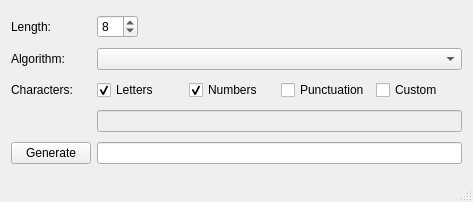
First picture: the form in mainwindow.ui, repository JacobHacker/PassGen, before the edit.
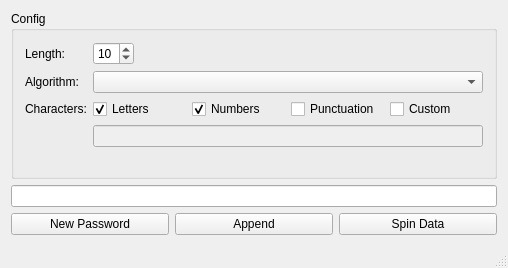
Second picture: the form after the edit.

Commit message: gui upgrade, with new features

The edit to the form file:
```diff
--- a/mainwindow.ui
+++ b/mainwindow.ui
@@ -6,8 +6,8 @@
    <rect>
     <x>0</x>
     <y>0</y>
-    <width>473</width>
-    <height>202</height>
+    <width>508</width>
+    <height>268</height>
    </rect>
   </property>
   <property name="sizePolicy">
@@ -30,42 +30,29 @@
   </property>
   <widget class="QWidget" name="centralWidget">
    <layout class="QGridLayout" name="mainGridLayout">
-    <item row="4" column="0">
-     <widget class="QPushButton" name="generateBtn">
-      <property name="maximumSize">
-       <size>
-        <width>16777215</width>
-        <height>16777215</height>
-       </size>
+    <item row="0" column="0">
+     <widget class="QGroupBox" name="configBox">
+      <property name="title">
+       <string>Config</string>
       </property>
-      <property name="text">
-       <string>Generate</string>
+      <property name="flat">
+       <bool>false</bool>
       </property>
-     </widget>
-    </item>
-    <item row="4" column="1">
-     <widget class="QLineEdit" name="randomLine">
-      <property name="styleSheet">
-       <string notr="true">font: 14pt &quot;FreeSerif&quot;;</string>
+      <property name="checkable">
+       <bool>false</bool>
       </property>
-     </widget>
-    </item>
-    <item row="1" column="1">
-     <widget class="QComboBox" name="algorithmCombo">
-      <property name="toolTip">
-       <string>Ordered by reccomended use.
-Random.org will grab data from random.org using https</string>
-      </property>
-     </widget>
-    </item>
+      <layout class="QFormLayout" name="formLayout">
+       <property name="fieldGrowthPolicy">
+        <enum>QFormLayout::AllNonFixedFieldsGrow</enum>
+       </property>
     <item row="1" column="0">
-     <widget class="QLabel" name="algorithmLabel">
+        <widget class="QLabel" name="lengthLabel">
       <property name="text">
-       <string>Algorithm:</string>
+          <string>Length:</string>
       </property>
      </widget>
     </item>
-    <item row="0" column="1">
+       <item row="1" column="1">
      <layout class="QHBoxLayout" name="lengthLayout">
       <item>
        <widget class="QSpinBox" name="lengthSpin">
@@ -73,7 +60,7 @@
          <string>8 characters or more is recommended </string>
         </property>
         <property name="value">
-         <number>8</number>
+            <number>10</number>
         </property>
        </widget>
       </item>
@@ -92,21 +79,29 @@
       </item>
      </layout>
     </item>
-    <item row="0" column="0">
-     <widget class="QLabel" name="lengthLabel">
-      <property name="text">
-       <string>Length:</string>
-      </property>
-     </widget>
-    </item>
     <item row="2" column="0">
+        <widget class="QLabel" name="algorithmLabel">
+         <property name="text">
+          <string>Algorithm:</string>
+         </property>
+        </widget>
+       </item>
+       <item row="2" column="1">
+        <widget class="QComboBox" name="algorithmCombo">
+         <property name="toolTip">
+          <string>Ordered by reccomended use.
+Random.org will grab data from random.org using https</string>
+         </property>
+        </widget>
+       </item>
+       <item row="4" column="0">
      <widget class="QLabel" name="charLabel">
       <property name="text">
        <string>Characters:</string>
       </property>
      </widget>
     </item>
-    <item row="2" column="1">
+       <item row="4" column="1">
      <layout class="QHBoxLayout" name="charCheckLayout">
       <item>
        <widget class="QCheckBox" name="lettersCheck">
@@ -156,12 +151,60 @@
       </item>
      </layout>
     </item>
-    <item row="3" column="1">
+       <item row="6" column="1">
      <widget class="QLineEdit" name="customCharSetLine">
       <property name="enabled">
        <bool>false</bool>
       </property>
-     </widget>
+         <property name="readOnly">
+          <bool>false</bool>
+         </property>
+        </widget>
+       </item>
+      </layout>
+     </widget>
+    </item>
+    <item row="2" column="0">
+     <layout class="QVBoxLayout" name="verticalLayout">
+      <item>
+       <widget class="QLineEdit" name="randomLine">
+        <property name="styleSheet">
+         <string notr="true">font: 12pt &quot;DejaVu Sans Mono&quot;;</string>
+        </property>
+       </widget>
+      </item>
+      <item>
+       <layout class="QHBoxLayout" name="horizontalLayout">
+        <item>
+         <widget class="QPushButton" name="generateBtn">
+          <property name="maximumSize">
+           <size>
+            <width>16777215</width>
+            <height>16777215</height>
+           </size>
+          </property>
+          <property name="text">
+           <string>New Password</string>
+          </property>
+         </widget>
+        </item>
+        <item>
+         <widget class="QPushButton" name="appendBtn">
+          <property name="text">
+           <string>Append</string>
+          </property>
+         </widget>
+        </item>
+        <item>
+         <widget class="QPushButton" name="spinBtn">
+          <property name="text">
+           <string>Spin Data</string>
+          </property>
+         </widget>
+        </item>
+       </layout>
+      </item>
+     </layout>
     </item>
    </layout>
   </widget>
```
Lines whose indentation alone changed are shown as unchanged. The commit also changes 1 other file.
